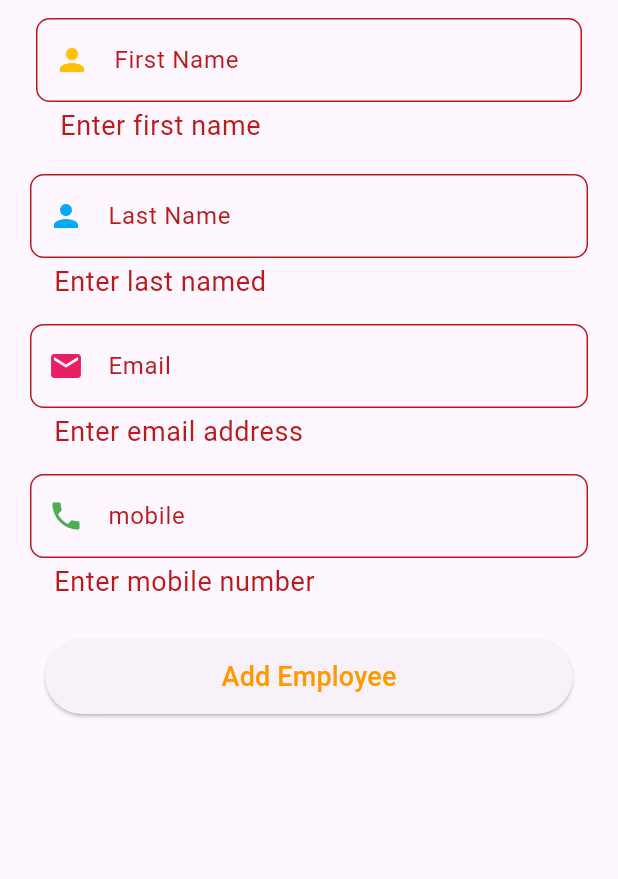
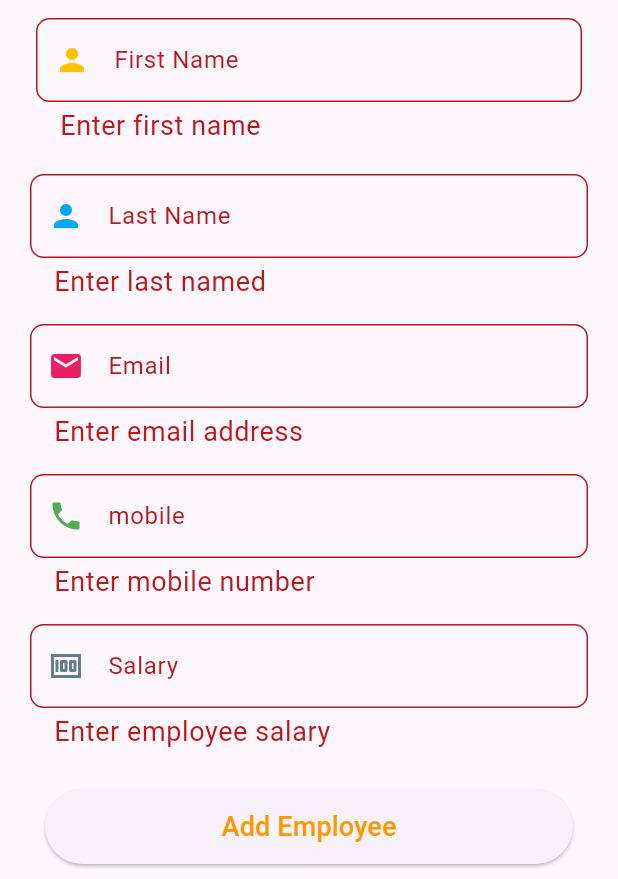
Before and after one commit to DinaAlaaEldinMohamed/ectd_flutter, a Flutter app: the screen it shows after launch, after a tap on "Add Employee", on a phone screen of 412 x 824 dp, the part 357-1236 px from its top. Run offline on Flutter 3.47's test engine with Material 3 defaults, Android fonts, the phone set to English and light mode, and no system bars; our stand-ins replace form_field_validator, sqflite, sqflite_common_ffi_web; accounts and stored records are empty.

Commit message:
update code

```diff
--- a/lib/controllers/employeeController.dart
+++ b/lib/controllers/employeeController.dart
@@ -6,12 +6,21 @@ class EmployeeController {
 
   Future<int> addEmployee(Employee employee) async {
     try {
-      final dbClient = await con.db; // Get the database instance
-      int result = await dbClient!.insert('Employee', employee.toMap());
+      final dbClient = await con.db;
+      int result = await dbClient!.insert('employees', employee.toMap());
       return result;
     } catch (e) {
       print('Error adding employee: $e');
       return -1;
     }
   }
+
+  Future<List<Employee>?> getAllEmployees() async {
+    var dbClient = await con.db;
+    var res = await dbClient!.rawQuery('SELECT * FROM employees');
+
+    List<Employee>? list =
+        res.isNotEmpty ? res.map((c) => Employee.fromMap(c)).toList() : null;
+    return list;
+  }
 }
--- a/lib/models/employees.dart
+++ b/lib/models/employees.dart
@@ -1,34 +1,36 @@
 class Employee {
-  //int empId ;
-  String empFirstName;
-  String empLastName;
-  String empPhoneNumber;
-  String empEmail;
-  double empSalary;
+  int? empId;
+  String? empFirstName;
+  String? empLastName;
+  String? empPhoneNumber;
+  String? empEmail;
+  int? empSalary;
   Employee(
-      {required this.empFirstName,
+      {this.empId,
+      required this.empFirstName,
       required this.empLastName,
       this.empPhoneNumber = '',
       this.empEmail = '',
       this.empSalary = 0});
-  // Employee.fromMap(dynamic obj) {
-  //   this.empId = obj['id'];
-  //   this.empLastName = obj['empLastName'];
-  //   this.empFirstName = obj['empFirstName'];
-  //   this.empPhoneNumber = obj['empPhoneNumber'];
-  //   this.empEmail = obj['empEmail'];
-  //   this.empSalary = obj['empSalary'];
-  // }
 
   Map<String, dynamic> toMap() {
     var map = new Map<String, dynamic>();
-    //map["id"] = empId;
+    map["id"] = empId;
     map["empFirstName"] = empFirstName;
     map["empLastName"] = empLastName;
     map["empEmail"] = empEmail;
     map["empSalary"] = empSalary;
-    map["empPhoneNumber"] = empPhoneNumber;
+    map["empPhone"] = empPhoneNumber;
 
     return map;
   }
+
+  Employee.fromMap(Map<String, dynamic> obj) {
+    empId = obj['id'];
+    empFirstName = obj['empFirstName'];
+    empLastName = obj['empLastName'];
+    empEmail = obj['empEmail'];
+    empSalary = obj['empSalary'];
+    empPhoneNumber = obj['empPhone'];
+  }
 }
--- a/lib/utils/database_helper.dart
+++ b/lib/utils/database_helper.dart
@@ -4,7 +4,7 @@ import 'package:sqflite_common_ffi_web/sqflite_ffi_web.dart';
 
 class DatabaseHelper {
   Database? db;
-  String EmployeeTable = "Employee";
+  String EmployeeTable = "employees";
 
   DatabaseHelper() {
     initDb();
@@ -14,31 +14,42 @@ class DatabaseHelper {
     try {
       if (kIsWeb) {
         var factory = databaseFactoryFfiWeb;
-        var db = await factory.openDatabase('hr_system.db');
-        // var sqliteVersion =
-        //     (await db.rawQuery('select sqlite_version()')).first.values.first;
-        // print(sqliteVersion);
+        var db = await factory.openDatabase('hr_system.db',
+            options: OpenDatabaseOptions(
+                version: 1,
+                onCreate: (db, version) async {
+                  createTables();
+                },
+                singleInstance: true));
       } else {
         db = await openDatabase('hr_system.db', version: 1,
             onCreate: (db, version) {
+          createTables();
           print('Database Created');
         }, singleInstance: true);
       }
-      createTables();
     } catch (e) {
       print('Error:{$e}');
     }
   }
 
   Future<void> createTables() async {
-    await db!.execute('CREATE TABLE $EmployeeTable '
-        '(id INTEGER PRIMARY KEY '
-        'AUTOINCREMENT,'
-        ' empFirstName TEXT,'
-        'empLastName TEXT,'
-        ' empEmail TEXT,'
-        ' empPhone TEXT,'
-        ' empSalary ITEGER'
-        ')');
+    try {
+      if (await db!.query('sqlite_master',
+              where: 'name = ?', whereArgs: [EmployeeTable]) ==
+          []) {
+        await db!.execute('CREATE TABLE $EmployeeTable '
+            '(id INTEGER PRIMARY KEY '
+            'AUTOINCREMENT,'
+            'empFirstName TEXT,'
+            'empLastName TEXT,'
+            'empEmail TEXT,'
+            'empPhone TEXT,'
+            'empSalary INTEGER'
+            ')');
+      }
+    } catch (e) {
+      print('table not created $e');
+    }
   }
 }
--- a/lib/views/forms/add_employee.dart
+++ b/lib/views/forms/add_employee.dart
@@ -2,6 +2,7 @@ import 'package:flutter/material.dart';
 import 'package:form_field_validator/form_field_validator.dart';
 import 'package:task10_employees/controllers/employeeController.dart';
 import 'package:task10_employees/models/employees.dart';
+import 'package:task10_employees/views/pages/employees_page.dart';
 import 'package:task10_employees/widgets/custom_text_form_field.dart';
 
 class AddEmpolyeeForm extends StatefulWidget {
@@ -19,7 +20,9 @@ class _AddEmpolyeeFormState extends State<AddEmpolyeeForm> {
   final emailController = TextEditingController();
   final passwordController = TextEditingController();
   final phoneController = TextEditingController();
+  final salaryController = TextEditingController();
   final EmployeeController employeeController = EmployeeController();
+  String message = '';
   void initState() {
     super.initState();
   }
@@ -107,6 +110,22 @@ class _AddEmpolyeeFormState extends State<AddEmpolyeeForm> {
                         ]),
                       ),
                     ),
+                    Padding(
+                      padding: const EdgeInsets.all(8.0),
+                      child: CustomTextField(
+                        controller: salaryController,
+                        labelText: 'Salary',
+                        hintText: 'Enter Employee Salary',
+                        keyboardType: TextInputType.number,
+                        icon: Icons.money,
+                        iconColor: Colors.blueGrey,
+                        validator: MultiValidator([
+                          RequiredValidator(errorText: 'Enter employee salary'),
+                          PatternValidator(r'[0-9]',
+                              errorText: 'Salary should be number'),
+                        ]),
+                      ),
+                    ),
                     Center(
                         child: Padding(
                       padding: const EdgeInsets.all(18.0),
@@ -124,21 +143,42 @@ class _AddEmpolyeeFormState extends State<AddEmpolyeeForm> {
                                     empLastName: lastNameController.text,
                                     empEmail: emailController.text,
                                     empPhoneNumber: phoneController.text,
-                                );
+                                    empSalary:
+                                        int.parse(salaryController.text));
 
                                 int result = await employeeController
                                     .addEmployee(newEmployee);
+                                setState(() {
                                   if (result > 0) {
-                                  print('Employee added successfully!');
+                                    message = 'Employee added successfully!';
                                   } else {
-                                  print('Failed to add employee');
+                                    message = 'Failed to add employee';
                                   }
+                                });
                               }
                             }),
                         width: MediaQuery.of(context).size.width,
                         height: 50,
                       ),
                     )),
+                    Center(
+                      child: Text(
+                        message,
+                        style: TextStyle(
+                          color: message.contains('successfully')
+                              ? Colors.green
+                              : Colors.red,
+                        ),
+                      ),
+                    ),
+                    ElevatedButton(
+                        onPressed: () {
+                          Navigator.pushReplacement(
+                              context,
+                              MaterialPageRoute(
+                                  builder: (context) => EmployeesPage()));
+                        },
+                        child: Text('View Employees'))
                   ],
                 )),
           ),
```
Also changed, not shown: lib/views/home.dart (deleted, +0 -18 lines), lib/views/pages/employees_page.dart (+92 -0 lines). Lines whose indentation alone changed are shown as unchanged.
